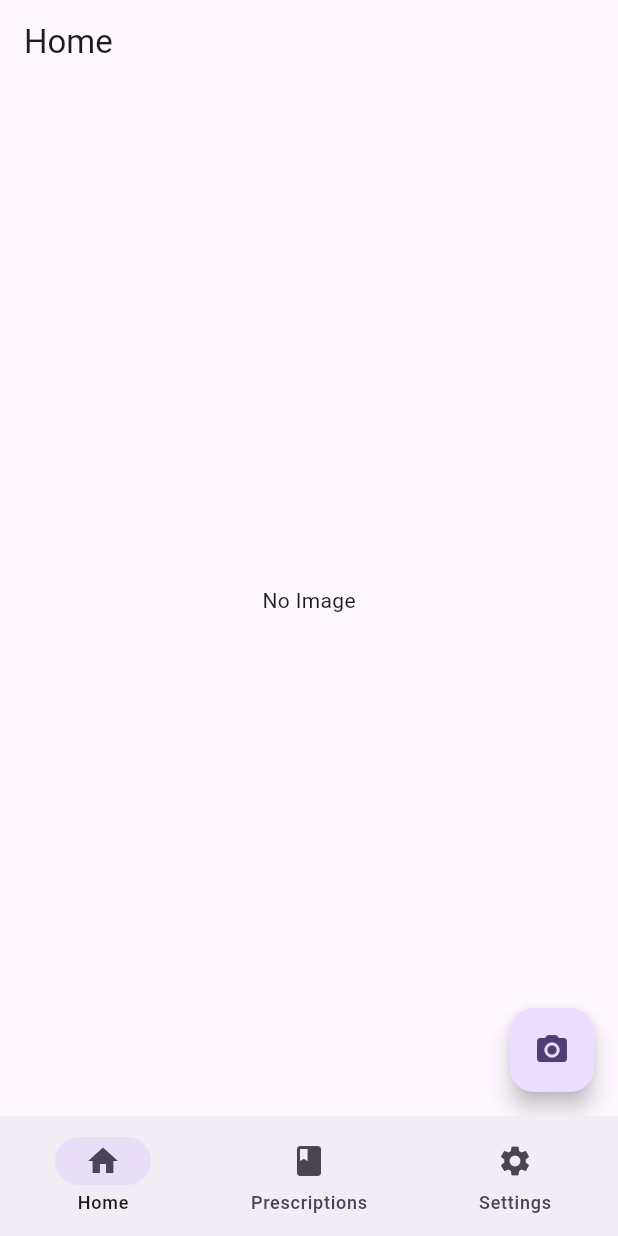
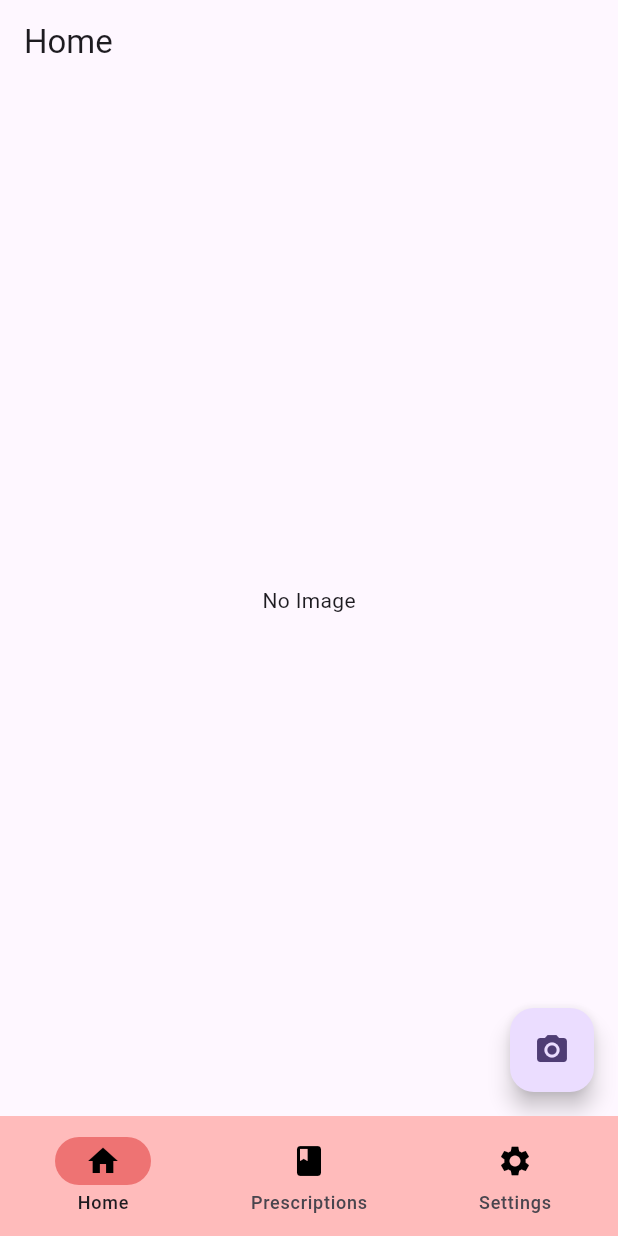
Before and after one commit to bhan-trinh/pill-reminder, a Flutter app: the screen it shows after launch, on a phone screen of 412 x 824 dp. Run offline on Flutter 3.47's test engine with Material 3 defaults, Android fonts, the phone set to English and light mode, and no system bars; our stand-ins replace get, image_picker.

Commit message:
Change Navigation colors to match design

```diff
--- a/frontend/lib/navigation_menu.dart
+++ b/frontend/lib/navigation_menu.dart
@@ -1,6 +1,7 @@
 import 'package:flutter/material.dart';
 import 'package:get/get.dart';
 import 'home.dart';
+import 'Themes/AppColors.dart';
 
 class NavigationMenu extends StatelessWidget {
   const NavigationMenu({super.key});
@@ -12,12 +13,14 @@ class NavigationMenu extends StatelessWidget {
     return Scaffold(
       bottomNavigationBar: Obx (
         () => NavigationBar(
+        backgroundColor: AppColors.secondaryBackground,
+        indicatorColor: AppColors.accent1,
         selectedIndex: controller.selectedIndex.value,
         onDestinationSelected: (index) => controller.selectedIndex.value = index,
         destinations: [
-          NavigationDestination(icon: const Icon(Icons.home), label: "Home"),
-          NavigationDestination(icon: const Icon(Icons.book), label: "Prescriptions"),
-          NavigationDestination(icon: const Icon(Icons.settings), label: "Settings"),
+          NavigationDestination(icon: const Icon(Icons.home, color: Colors.black), label: "Home"),
+          NavigationDestination(icon: const Icon(Icons.book, color: Colors.black), label: "Prescriptions"),
+          NavigationDestination(icon: const Icon(Icons.settings, color: Colors.black), label: "Settings"),
         ],
         )
         ),
```
